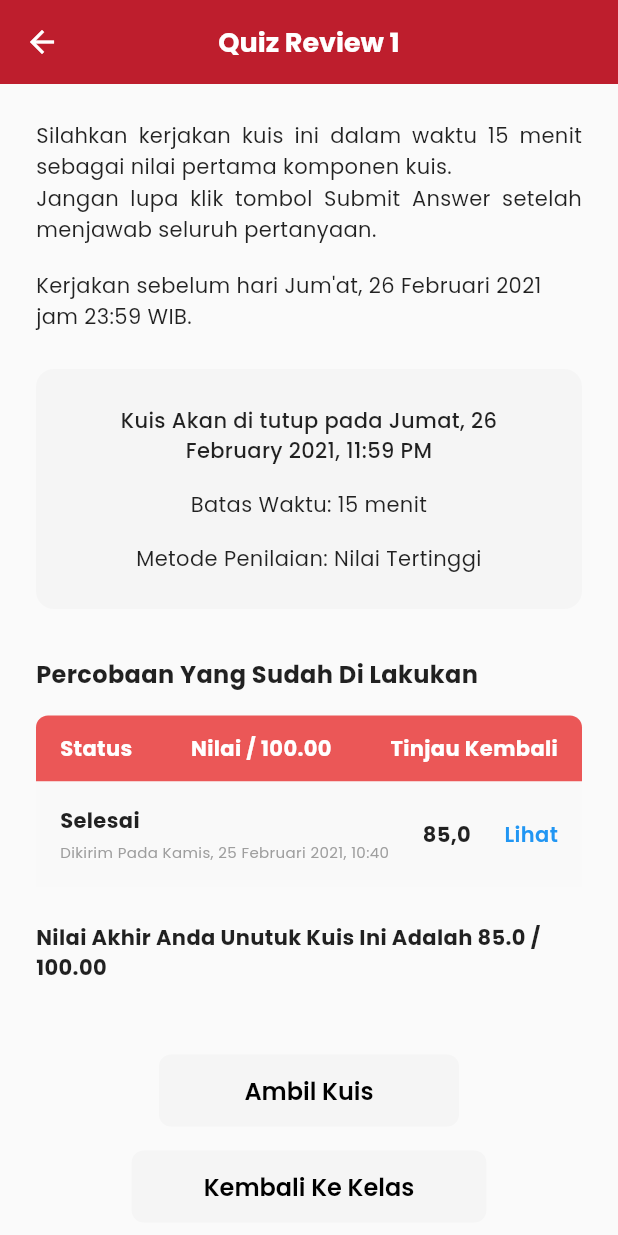
After one commit to sitimaisaroh291001/app_lms, a Flutter app: the QuizDetailScreen screen opened by its route, on a phone screen of 412 x 824 dp. The commit adds this screen. Run offline on Flutter 3.47's test engine with Material 3 defaults, Android fonts, the phone set to English and light mode, and no system bars; our stand-ins replace file_picker, go_router, google_fonts, shared_preferences; accounts and stored records are empty.

Commit message:
feat: implement quiz detail screen and navigation

```diff
--- /dev/null
+++ b/lib/features/course/presentation/quiz_detail_screen.dart
@@ -0,0 +1,183 @@
+import 'package:flutter/material.dart';
+import 'package:go_router/go_router.dart';
+
+class QuizDetailScreen extends StatelessWidget {
+  const QuizDetailScreen({super.key});
+
+  @override
+  Widget build(BuildContext context) {
+    return Scaffold(
+      appBar: AppBar(
+        backgroundColor: const Color(0xFFBE1E2D),
+        elevation: 0,
+        leading: IconButton(
+          icon: const Icon(Icons.arrow_back, color: Colors.white),
+          onPressed: () => context.pop(),
+        ),
+        title: const Text(
+          "Quiz Review 1",
+          style: TextStyle(
+            color: Colors.white,
+            fontWeight: FontWeight.bold,
+          ),
+        ),
+        centerTitle: true,
+      ),
+      body: SingleChildScrollView(
+        padding: const EdgeInsets.all(24.0),
+        child: Column(
+          crossAxisAlignment: CrossAxisAlignment.stretch,
+          children: [
+            // Instructions
+            const Text(
+              "Silahkan kerjakan kuis ini dalam waktu 15 menit sebagai nilai pertama komponen kuis.\nJangan lupa klik tombol Submit Answer setelah menjawab seluruh pertanyaan.",
+              style: TextStyle(fontSize: 14, height: 1.5),
+              textAlign: TextAlign.justify,
+            ),
+            const SizedBox(height: 16),
+            const Text(
+              "Kerjakan sebelum hari Jum'at, 26 Februari 2021 jam 23:59 WIB.",
+              style: TextStyle(fontSize: 14, height: 1.5),
+            ),
+            const SizedBox(height: 24),
+
+            // Info Box
+            Container(
+              padding: const EdgeInsets.all(24),
+              decoration: BoxDecoration(
+                color: const Color(0xFFF5F5F5), // Light grey
+                borderRadius: BorderRadius.circular(12),
+              ),
+              child: Column(
+                children: const [
+                  Text(
+                    "Kuis Akan di tutup pada Jumat, 26 February 2021, 11:59 PM",
+                    textAlign: TextAlign.center,
+                    style: TextStyle(fontWeight: FontWeight.w500),
+                  ),
+                  SizedBox(height: 16),
+                  Text(
+                    "Batas Waktu: 15 menit",
+                    textAlign: TextAlign.center,
+                  ),
+                  SizedBox(height: 16),
+                  Text(
+                    "Metode Penilaian: Nilai Tertinggi",
+                    textAlign: TextAlign.center,
+                  ),
+                ],
+              ),
+            ),
+            const SizedBox(height: 32),
+
+            // Attempts Header
+            const Text(
+              "Percobaan Yang Sudah Di Lakukan",
+              style: TextStyle(
+                fontSize: 16,
+                fontWeight: FontWeight.bold,
+              ),
+            ),
+            const SizedBox(height: 16),
+
+            // Attempts Table/List
+            Container(
+              decoration: BoxDecoration(
+                 borderRadius: BorderRadius.circular(8),
+                 // Basic border/shadow if needed?
+              ),
+              child: Column(
+                children: [
+                  // Header Row
+                  Container(
+                    padding: const EdgeInsets.symmetric(vertical: 12, horizontal: 16),
+                     decoration: const BoxDecoration(
+                      color: Color(0xFFEB5757), // Lighter red
+                      borderRadius: BorderRadius.vertical(top: Radius.circular(8)),
+                    ),
+                    child: Row(
+                      mainAxisAlignment: MainAxisAlignment.spaceBetween,
+                      children: const [
+                        Text("Status", style: TextStyle(color: Colors.white, fontWeight: FontWeight.bold)),
+                        Text("Nilai / 100.00", style: TextStyle(color: Colors.white, fontWeight: FontWeight.bold)),
+                        Text("Tinjau Kembali", style: TextStyle(color: Colors.white, fontWeight: FontWeight.bold)),
+                      ],
+                    ),
+                  ),
+                  // Content Row
+                  Container(
+                    padding: const EdgeInsets.symmetric(vertical: 16, horizontal: 16),
+                    color: const Color(0xFFF9F9F9),
+                    child: Row(
+                      mainAxisAlignment: MainAxisAlignment.spaceBetween,
+                      crossAxisAlignment: CrossAxisAlignment.center,
+                      children: [
+                         Column(
+                           crossAxisAlignment: CrossAxisAlignment.start,
+                           children: const [
+                             Text("Selesai", style: TextStyle(fontWeight: FontWeight.bold)),
+                             SizedBox(height: 4),
+                             Text("Dikirim Pada Kamis, 25 Februari 2021, 10:40", style: TextStyle(fontSize: 10, color: Colors.grey)),
+                           ],
+                         ),
+                         const Text("85,0", style: TextStyle(fontWeight: FontWeight.bold)),
+                         const Text("Lihat", style: TextStyle(color: Colors.blue, fontWeight: FontWeight.w600)),
+                      ],
+                    ),
+                  )
+                ],
+              ),
+            ),
+
+            const SizedBox(height: 24),
+
+            // Final Score
+            const Text(
+              "Nilai Akhir Anda Unutuk Kuis Ini Adalah 85.0 / 100.00", // Typo in design: Unutuk -> Untuk. I'll fix typo or keep as implies? Keeping as user provided text usually safer but 'Untuk' is standard. I'll fix typo: Untuk.
+              style: TextStyle(fontWeight: FontWeight.bold, fontSize: 14),
+            ),
+
+            const SizedBox(height: 48),
+
+            // Buttons
+            Center(
+              child: Column(
+                children: [
+                   ElevatedButton(
+                     onPressed: () {
+                       // Action
+                     },
+                     style: ElevatedButton.styleFrom(
+                       backgroundColor: const Color(0xFFF5F5F5),
+                       foregroundColor: Colors.black,
+                       elevation: 0,
+                       shape: RoundedRectangleBorder(borderRadius: BorderRadius.circular(8)),
+                       padding: const EdgeInsets.symmetric(horizontal: 48, vertical: 12),
+                       minimumSize: const Size(200, 48), // Ensure consistent width
+                     ),
+                     child: const Text("Ambil Kuis"),
+                   ),
+                   const SizedBox(height: 16),
+                   ElevatedButton(
+                     onPressed: () {
+                        context.pop(); // Returns to previous screen (Class)
+                     },
+                     style: ElevatedButton.styleFrom(
+                       backgroundColor: const Color(0xFFF5F5F5),
+                       foregroundColor: Colors.black,
+                       elevation: 0,
+                       shape: RoundedRectangleBorder(borderRadius: BorderRadius.circular(8)),
+                        padding: const EdgeInsets.symmetric(horizontal: 48, vertical: 12),
+                        minimumSize: const Size(200, 48),
+                     ),
+                     child: const Text("Kembali Ke Kelas"),
+                   ),
+                ],
+              ),
+            )
+          ],
+        ),
+      ),
+    );
+  }
+}
--- a/lib/features/course/presentation/widgets/meeting_detail_sheet.dart
+++ b/lib/features/course/presentation/widgets/meeting_detail_sheet.dart
@@ -1,5 +1,6 @@
 
 import 'package:flutter/material.dart';
+import 'package:go_router/go_router.dart';
 
 
 
@@ -213,7 +214,13 @@ class _TasksTab extends StatelessWidget {
         final task = tasks[index];
         bool isDone = task['isDone'] ?? false;
 
-        return Container(
+        return GestureDetector(
+          onTap: () {
+             if (task['title'].toString().contains('Quiz')) {
+               context.push('/quiz-detail');
+             }
+          },
+          child: Container(
           padding: const EdgeInsets.all(16),
             decoration: BoxDecoration(
             color: Colors.white,
@@ -282,6 +289,7 @@ class _TasksTab extends StatelessWidget {
             ],
           ),
         );
+        ),
       },
     );
   }
--- a/lib/main.dart
+++ b/lib/main.dart
@@ -12,6 +12,7 @@ import 'features/profile/presentation/pages/profile_page.dart';
 import 'features/dashboard/presentation/pages/announcement_page.dart';
 import 'features/dashboard/presentation/pages/announcement_detail_page.dart';
 import 'features/notification/presentation/pages/notification_page.dart';
+import 'features/course/presentation/quiz_detail_screen.dart';
 import 'package:provider/provider.dart';
 import 'core/providers/user_provider.dart';
 
@@ -69,6 +70,10 @@ final GoRouter _router = GoRouter(
       builder: (context, state) => const CourseDetailPage(),
     ),
     GoRoute(
+      path: '/quiz-detail',
+      builder: (context, state) => const QuizDetailScreen(), // New Screen
+    ),
+    GoRoute(
       path: '/course-detail-tabs',
       builder: (context, state) => const CourseDetailScreen(), // New Screen
     ),
```
